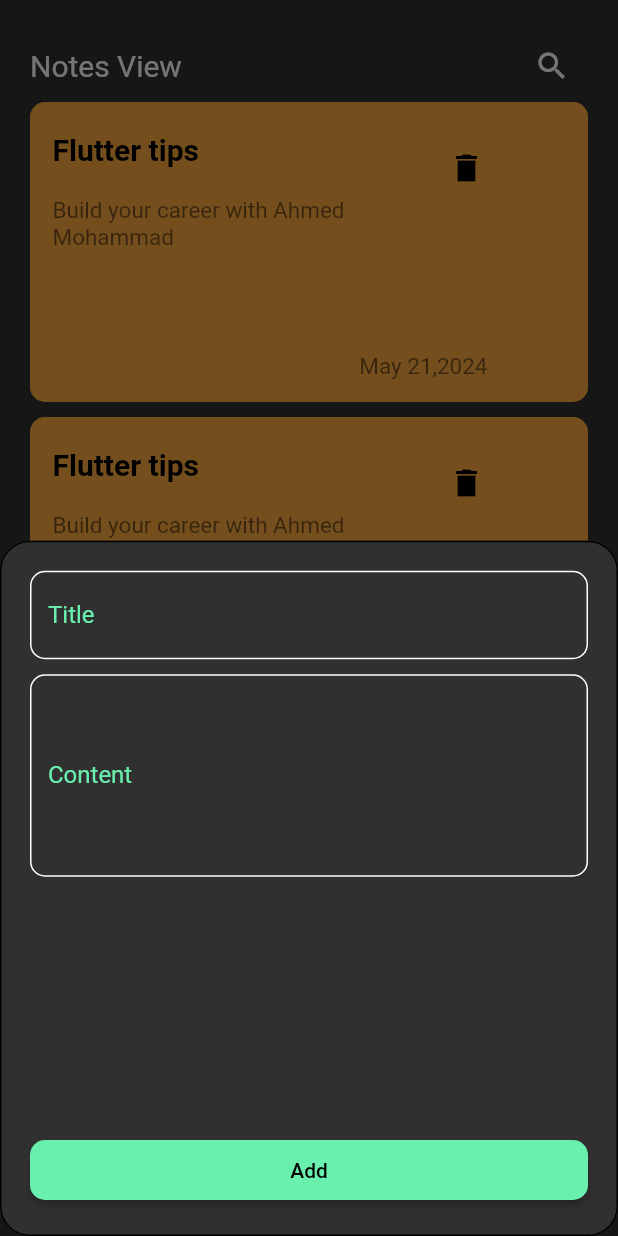
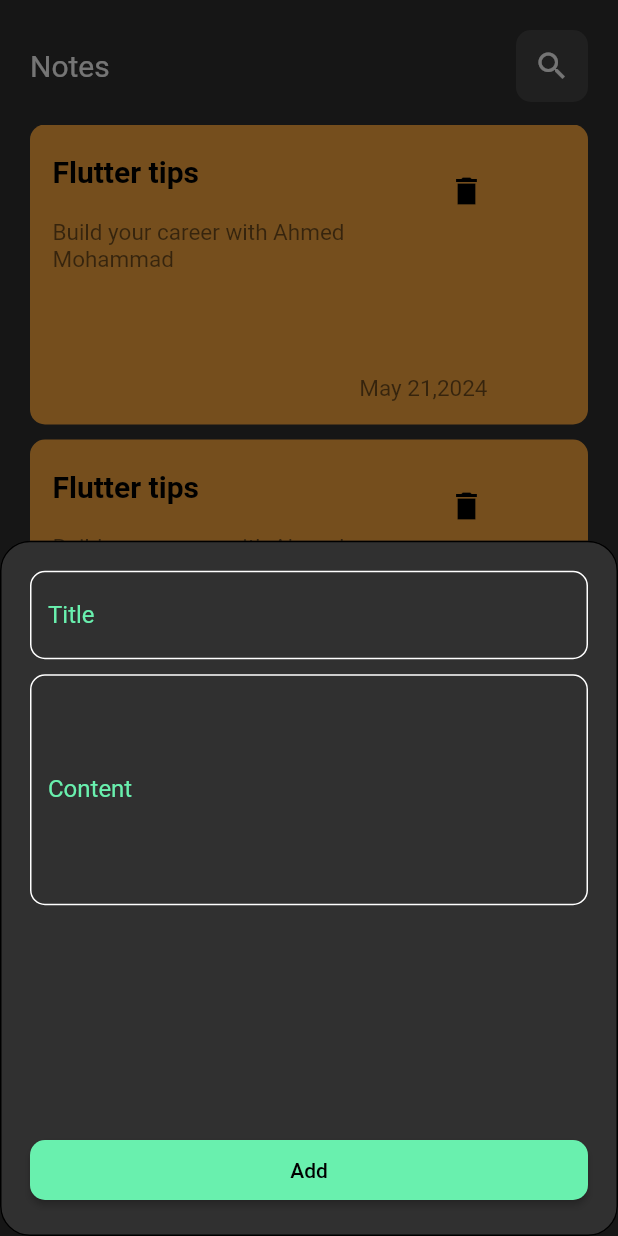
Before and after one commit to ahmedAbdulmoneim/notes, a Flutter app: the screen it shows after launch, after a tap on the "add" icon, on a phone screen of 412 x 824 dp. Run offline on Flutter 3.47's test engine with Material 2 defaults, Android fonts, the phone set to English and light mode, and no system bars.

Commit message:
update code after editing

```diff
--- a/lib/views/notesView.dart
+++ b/lib/views/notesView.dart
@@ -1,6 +1,8 @@
 import 'package:flutter/material.dart';
+import 'package:notes/views/editNotes.dart';
 import 'package:notes/widgets/Item_view.dart';
 import 'package:notes/widgets/addNote.dart';
+import 'package:notes/widgets/customAppBar.dart';
 
 class NotesView extends StatelessWidget {
   const NotesView({Key? key}) : super(key: key);
@@ -22,19 +24,12 @@ class NotesView extends StatelessWidget {
           padding: const EdgeInsets.all(20),
           child: Column(
             children: [
-              Row(
-                children: [
-                  const Text(
-                    'Notes View',
-                    style: TextStyle(fontSize: 20),
-                  ),
-                  const Spacer(),
-                  IconButton(onPressed: () {}, icon: const Icon(Icons.search))
-                ],
-              ),
+             CustomAppBar(title: "Notes ", icon: Icons.search),
+              SizedBox(height: 15,),
               Expanded(
                 child: ListView.builder(
-                  itemBuilder: (context, index) => ItemView(),
+                  itemBuilder: (context, index) => GestureDetector(child: ItemView(),
+                  onTap: (){Navigator.push(context, MaterialPageRoute(builder: (context) => EditNote (),));},),
                   itemCount: 10,
                 ),
               ),
--- a/lib/widgets/addNote.dart
+++ b/lib/widgets/addNote.dart
@@ -19,7 +19,7 @@ class AddNote extends StatelessWidget {
             height: 10,
           ),
 
-          defaultFormField(maxLine: 5,label: 'Content'),
+          defaultFormField(maxLine: 6,label: 'Content'),
           Spacer(),
           ElevatedButton(
             onPressed: () {},
```
